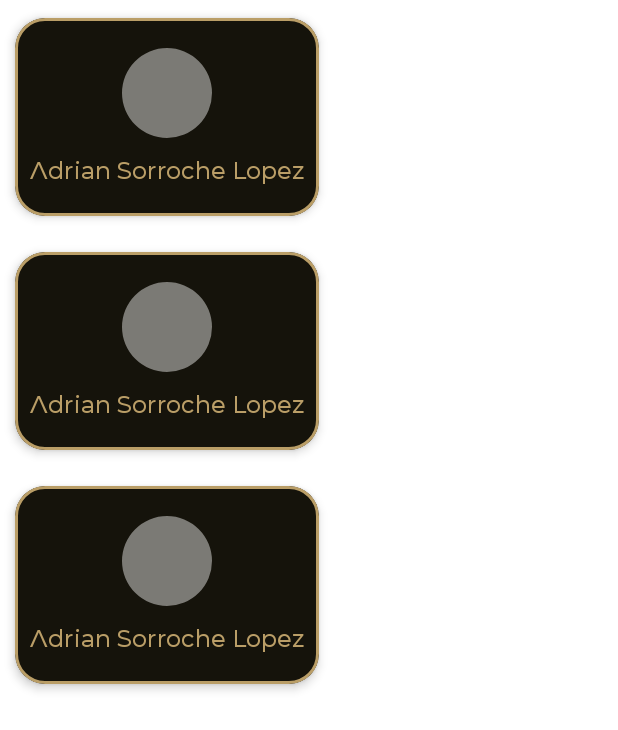
After one commit to JruizdGaona/EatIt, an Android app: the layout fragment_ingredientes.xml on its own in the app's theme, with its tools: preview values and no code run, on a phone screen of 412 x 824 dp. The commit adds this screen. Shown: the top 730 px of the screen. Run offline under Robolectric (Android 15) with nearby library versions, the phone set to English and light mode, and no system bars.

Commit message:
Diseño - Mis Ingredientes

```diff
--- a/app/src/main/java/com/example/eatit/activities/PanelControlActivity.java
+++ b/app/src/main/java/com/example/eatit/activities/PanelControlActivity.java
@@ -13,7 +13,9 @@ import androidx.drawerlayout.widget.DrawerLayout;
 import androidx.fragment.app.FragmentTransaction;
 import com.example.eatit.R;
 import com.example.eatit.fragments.FragmentAjustes;
+import com.example.eatit.fragments.FragmentIngredientes;
 import com.example.eatit.fragments.FragmentInicio;
+import com.example.eatit.fragments.FragmentInicioIngredientes;
 import com.example.eatit.fragments.FragmentScanner;
 import com.google.android.material.navigation.NavigationView;
 import java.util.Objects;
@@ -88,7 +90,7 @@ public class PanelControlActivity extends AppCompatActivity implements Navigatio
                 fragmentTransaction.replace(R.id.frame_inicio, new FragmentScanner()).commit();
                 return 0;
             case R.id.nav_ingredientes3:
-                Toast.makeText(this, "Ver Ingredientes", Toast.LENGTH_SHORT).show();
+                fragmentTransaction.replace(R.id.frame_inicio, new FragmentInicioIngredientes()).commit();
                 return 0;
             case R.id.nav_recetas2:
                 Toast.makeText(this, "Recomendador", Toast.LENGTH_SHORT).show();
--- /dev/null
+++ b/app/src/main/res/layout/fragment_ingredientes.xml
@@ -0,0 +1,16 @@
+<?xml version="1.0" encoding="utf-8"?>
+<FrameLayout xmlns:android="http://schemas.android.com/apk/res/android"
+    xmlns:tools="http://schemas.android.com/tools"
+    android:id="@+id/layout_fragment_ingredientes"
+    android:layout_width="match_parent"
+    android:layout_height="wrap_content"
+    android:orientation="vertical">
+
+    <!-- RecyclerView con la Lista de Recetas -->
+    <androidx.recyclerview.widget.RecyclerView
+        android:id="@+id/fragment_ingredientes"
+        android:layout_width="match_parent"
+        android:layout_height="match_parent"
+        tools:layout_editor_absoluteX="15dp"
+        tools:listitem="@layout/list_ingredientes" />
+</FrameLayout>
--- /dev/null
+++ b/app/src/main/res/layout/list_ingredientes.xml
@@ -0,0 +1,57 @@
+<?xml version="1.0" encoding="utf-8"?>
+<com.google.android.material.card.MaterialCardView xmlns:android="http://schemas.android.com/apk/res/android"
+    xmlns:app="http://schemas.android.com/apk/res-auto"
+    xmlns:tools="http://schemas.android.com/tools"
+    android:id="@+id/layout_list_ingredientes"
+    android:layout_width="wrap_content"
+    android:layout_height="wrap_content"
+    android:animateLayoutChanges="true"
+    app:cardBackgroundColor="@color/negroClaro"
+    app:cardCornerRadius="20dp"
+    app:cardElevation="4dp"
+    app:cardUseCompatPadding="true"
+    app:strokeColor="@color/doradoClaro"
+    app:strokeWidth="2dp">
+
+    <LinearLayout
+        android:layout_width="match_parent"
+        android:layout_height="match_parent"
+        android:animateLayoutChanges="true"
+        android:layout_margin="10dp"
+        android:orientation="vertical">
+
+        <androidx.constraintlayout.widget.ConstraintLayout
+            android:layout_width="wrap_content"
+            android:layout_height="wrap_content">
+
+            <com.google.android.material.imageview.ShapeableImageView
+                android:id="@+id/ilm_foto"
+                android:layout_width="60dp"
+                android:layout_height="60dp"
+                android:layout_marginTop="10dp"
+                android:adjustViewBounds="true"
+                android:scaleType="centerCrop"
+                android:src="@drawable/btn_login_disabled"
+                app:layout_constraintEnd_toEndOf="parent"
+                app:layout_constraintStart_toStartOf="parent"
+                app:layout_constraintTop_toTopOf="parent"
+                app:shapeAppearanceOverlay="@style/RoundCorner" />
+
+            <TextView
+                android:id="@+id/ingrediente_nombre"
+                android:layout_width="wrap_content"
+                android:layout_height="wrap_content"
+                android:layout_marginTop="10dp"
+                android:layout_marginBottom="10dp"
+                android:fontFamily="@font/montserrat_medio"
+                android:text="Adrian Sorroche Lopez"
+                android:textColor="@color/doradoClaro"
+                android:textSize="16sp"
+                app:layout_constraintBottom_toBottomOf="parent"
+                app:layout_constraintEnd_toEndOf="@+id/ilm_foto"
+                app:layout_constraintStart_toStartOf="@+id/ilm_foto"
+                app:layout_constraintTop_toBottomOf="@+id/ilm_foto" />
+
+        </androidx.constraintlayout.widget.ConstraintLayout>
+    </LinearLayout>
+</com.google.android.material.card.MaterialCardView>
--- a/app/src/main/res/values/strings.xml
+++ b/app/src/main/res/values/strings.xml
@@ -23,6 +23,7 @@
 
     <!-- Cadenas de Texto Actividad Principal -->
     <string name="actividad_principal">TUS RECETAS</string>
+    <string name="mis_ingredientes">MIS INGREDIENTES</string>
 
     <!-- Cadenas de texto auxiliares -->
     <string name="toast_fail1">Correo o contraseña no válidos</string>
```
Also changed, not shown: app/src/main/java/com/example/eatit/entities/Ingrediente.java (added, +20 -0 lines), app/src/main/java/com/example/eatit/fragments/FragmentIngredientes.java (added, +56 -0 lines), app/src/main/java/com/example/eatit/fragments/FragmentInicioIngredientes.java (added, +29 -0 lines), app/src/main/java/com/example/eatit/fragments/adapters/AdapterIngrediente.java (added, +87 -0 lines), app/src/main/res/layout/fragment_mis_ingredientes.xml (added, +38 -0 lines).
